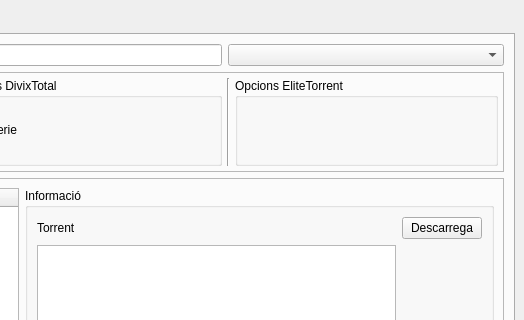
This is tdm/gui.ui in ihipi/TDM as Qt 5 draws it before an edit; both pictures show x 481 to 1005 and y 0 to 320 of the 1005 by 955 pixel window. The edited form follows.
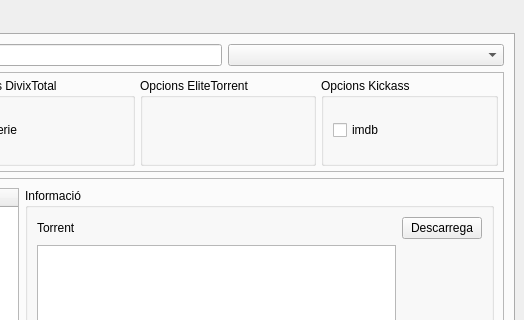
This is the edited form.

Commit message: alpha2, kickass

Patch:
```diff
--- a/tdm/gui.ui
+++ b/tdm/gui.ui
@@ -656,7 +656,7 @@
              </layout>
             </widget>
            </item>
-           <item row="0" column="4">
+           <item row="0" column="3">
             <widget class="QGroupBox" name="box_elite">
              <property name="title">
               <string>Opcions EliteTorrent</string>
@@ -705,11 +705,20 @@
              </layout>
             </widget>
            </item>
-           <item row="0" column="3">
-            <widget class="Line" name="line_3">
-             <property name="orientation">
-              <enum>Qt::Vertical</enum>
+           <item row="0" column="4">
+            <widget class="QGroupBox" name="box_kick">
+             <property name="title">
+              <string>Opcions Kickass</string>
              </property>
+             <layout class="QGridLayout" name="gridLayout_13">
+              <item row="0" column="0">
+               <widget class="QCheckBox" name="opt_kick_imdb">
+                <property name="text">
+                 <string>imdb</string>
+                </property>
+               </widget>
+              </item>
+             </layout>
             </widget>
            </item>
           </layout>
```
Left out of the diff: 4 changed lines with no effect on the pictures. The commit also changes 3 other files.
